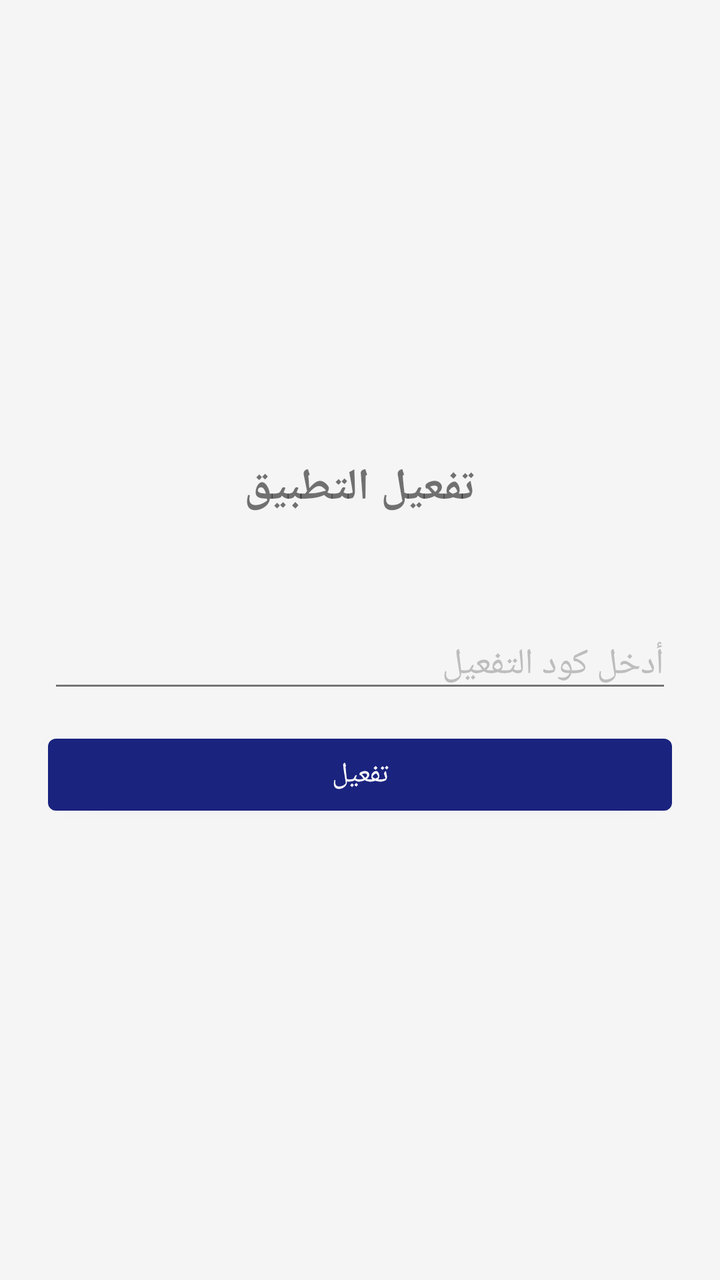
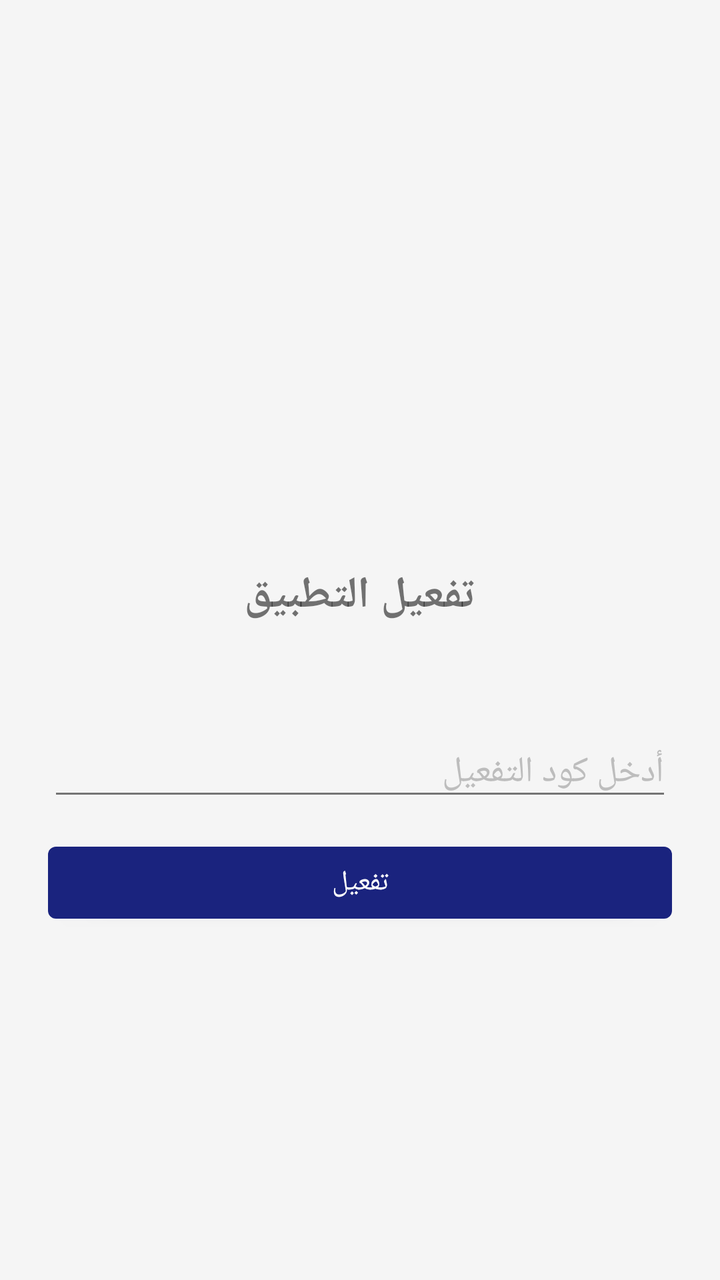

Compare the two renders of this Android layout. The source of the first and the diff that turns it into the second are given below.
<!-- AndroidManifest.xml: application theme Theme.AlMustashar -->
<!-- res/layout/activity_license.xml -->
<?xml version="1.0" encoding="utf-8"?>
<LinearLayout xmlns:android="http://schemas.android.com/apk/res/android"
    android:layout_width="match_parent"
    android:layout_height="match_parent"
    android:orientation="vertical"
    android:gravity="center"
    android:padding="24dp">

    <TextView
        android:id="@+id/tvLicenseTitle"
        android:layout_width="wrap_content"
        android:layout_height="wrap_content"
        android:text="تفعيل التطبيق"
        android:textSize="22sp"
        android:textStyle="bold"
        android:layout_marginBottom="16dp" />

    <TextView
        android:id="@+id/tvDeviceId"
        android:layout_width="wrap_content"
        android:layout_height="wrap_content"
        android:text=""
        android:textSize="14sp"
        android:layout_marginBottom="16dp" />

    <EditText
        android:id="@+id/etActivationCode"
        android:layout_width="match_parent"
        android:layout_height="wrap_content"
        android:hint="أدخل كود التفعيل"
        android:layout_marginBottom="12dp" />

    <Button
        android:id="@+id/btnActivate"
        android:layout_width="match_parent"
        android:layout_height="wrap_content"
        android:text="تفعيل" />

</LinearLayout>
<!-- resources referenced by this layout -->
<resources>
  <style name="Theme.AlMustashar" parent="Theme.MaterialComponents.DayNight.NoActionBar">
          
          <item name="colorPrimary">@color/primary</item>
          <item name="colorPrimaryVariant">@color/primary_dark</item>
          <item name="colorOnPrimary">@color/text_on_primary</item>
  
          
          <item name="colorSecondary">@color/accent</item>
          <item name="colorSecondaryVariant">@color/accent_dark</item>
          <item name="colorOnSecondary">@color/text_primary</item>
  
          
          <item name="android:colorBackground">@color/background</item>
          <item name="colorSurface">@color/surface</item>
          <item name="colorOnSurface">@color/text_primary</item>
  
          
          <item name="colorError">@color/error</item>
          <item name="colorOnError">@color/text_on_primary</item>
  
          
          <item name="android:statusBarColor">@color/primary_dark</item>
          <item name="android:windowLightStatusBar">false</item>
  
          
          <item name="android:navigationBarColor">@color/primary_dark</item>
  
          
          <item name="android:textColorPrimary">@color/text_primary</item>
          <item name="android:textColorSecondary">@color/text_secondary</item>
          <item name="android:textColorHint">@color/text_hint</item>
  
          
          <item name="android:fontFamily">sans-serif</item>
          <item name="fontFamily">sans-serif</item>
      </style>
  <color name="primary">#1A237E</color>
  <color name="primary_dark">#0D1442</color>
  <color name="text_on_primary">#FFFFFF</color>
  <color name="accent">#FFB800</color>
  <color name="accent_dark">#C68A00</color>
  <color name="text_primary">#212121</color>
  <color name="background">#F5F5F5</color>
  <color name="surface">#FFFFFF</color>
  <color name="error">#F44336</color>
  <color name="text_secondary">#757575</color>
  <color name="text_hint">#BDBDBD</color>
</resources>

<!-- the commit's change to res/layout/activity_license.xml (unified diff, before → after) -->
@@ -5,6 +5,13 @@
     android:orientation="vertical"
     android:gravity="center"
     android:padding="24dp">
+
+        <ImageView
+        android:id="@+id/ivLicenseLogo"
+        android:layout_width="96dp"
+        android:layout_height="96dp"
+        android:src="@mipmap/ic_launcher"
+        android:layout_marginBottom="12dp" />
 
     <TextView
         android:id="@+id/tvLicenseTitle"
<!-- resource entries referenced after the edit -->
@@ -1,5 +1,11 @@
 <!-- resources referenced by this layout -->
 <resources>
+  <!-- mipmap ic_launcher (mipmap-anydpi-v26) -->
+  <?xml version="1.0" encoding="utf-8"?>
+  <adaptive-icon xmlns:android="http://schemas.android.com/apk/res/android">
+      <background android:drawable="@drawable/ic_launcher_background" />
+      <foreground android:drawable="@drawable/ic_launcher_foreground" />
+  </adaptive-icon>
   <style name="Theme.AlMustashar" parent="Theme.MaterialComponents.DayNight.NoActionBar">
           
           <item name="colorPrimary">@color/primary</item>
@@ -36,6 +42,29 @@
           <item name="android:fontFamily">sans-serif</item>
           <item name="fontFamily">sans-serif</item>
       </style>
+  <!-- drawable ic_launcher_background (drawable) -->
+  <?xml version="1.0" encoding="utf-8"?>
+  <vector xmlns:android="http://schemas.android.com/apk/res/android"
+      android:width="108dp"
+      android:height="108dp"
+      android:viewportWidth="108"
+      android:viewportHeight="108">
+      <path android:fillColor="#1A237E" android:pathData="M0,0h108v108h-108z" />
+  </vector>
+  <!-- drawable ic_launcher_foreground (drawable) -->
+  <?xml version="1.0" encoding="utf-8"?>
+  <vector xmlns:android="http://schemas.android.com/apk/res/android"
+      android:width="108dp"
+      android:height="108dp"
+      android:viewportWidth="108"
+      android:viewportHeight="108">
+      <path android:strokeColor="#FFB800" android:strokeWidth="3" android:fillColor="#00000000" android:pathData="M54,30 L54,78" />
+      <path android:strokeColor="#FFB800" android:strokeWidth="3" android:fillColor="#00000000" android:pathData="M42,78 L66,78" />
+      <path android:strokeColor="#FFB800" android:strokeWidth="3" android:fillColor="#00000000" android:pathData="M30,38 L78,38" />
+      <path android:strokeColor="#FFB800" android:strokeWidth="3" android:fillColor="#00000000" android:pathData="M30,38 L22,58 L38,58 Z" />
+      <path android:strokeColor="#FFB800" android:strokeWidth="3" android:fillColor="#00000000" android:pathData="M78,38 L70,58 L86,58 Z" />
+      <path android:fillColor="#FFB800" android:pathData="M54,30 m-3,0 a3,3 0 1,0 6,0 a3,3 0 1,0 -6,0" />
+  </vector>
   <color name="primary">#1A237E</color>
   <color name="primary_dark">#0D1442</color>
   <color name="text_on_primary">#FFFFFF</color>
